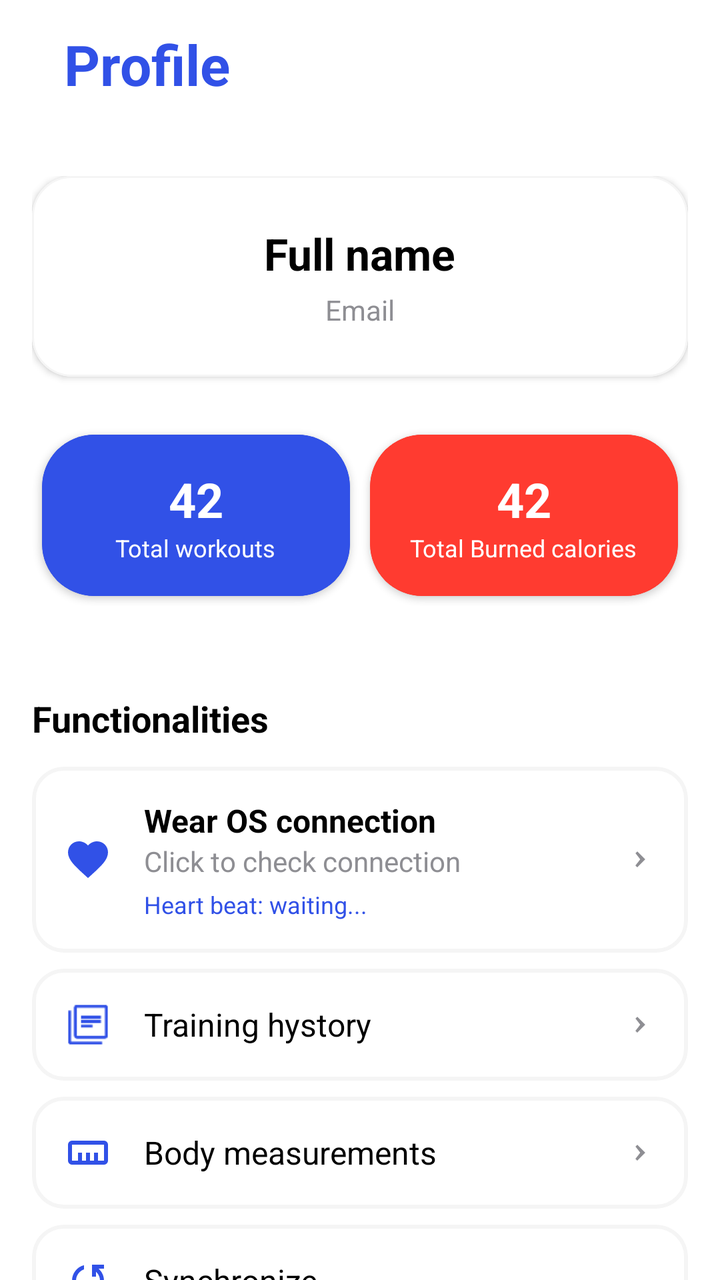
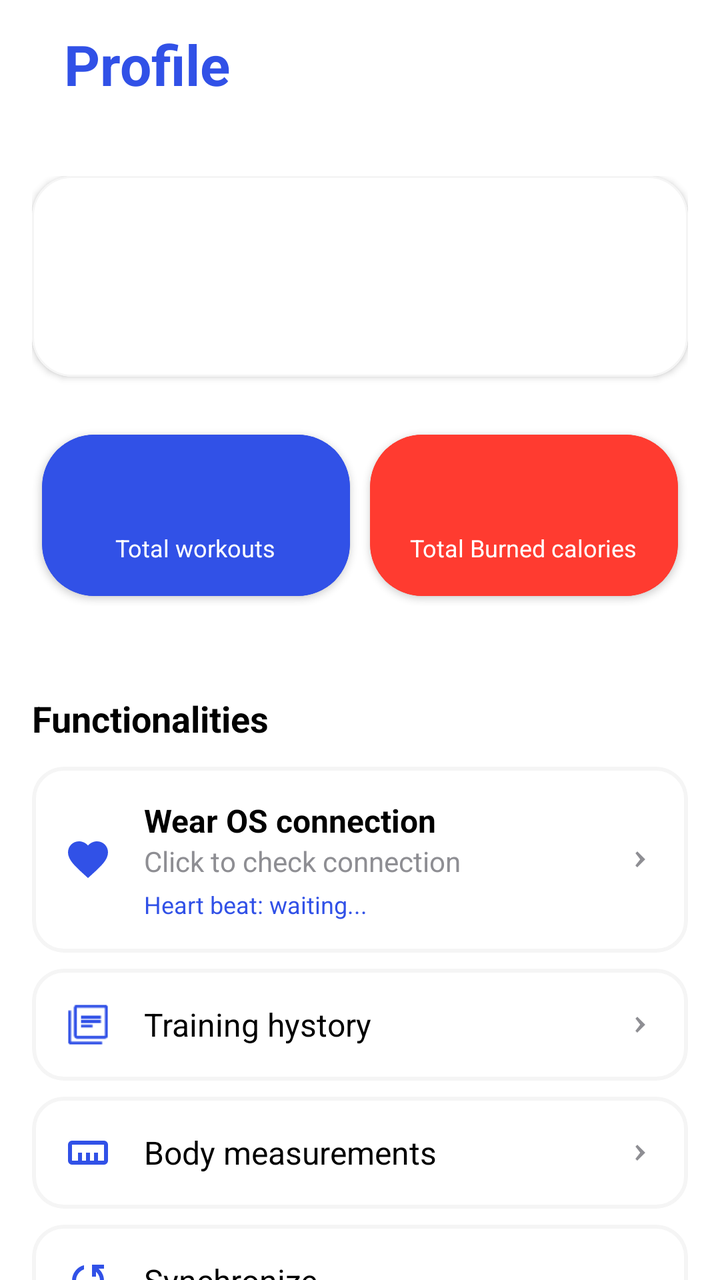

An Android layout rendered at two revisions. The XML below is the earlier revision; the diff shows what the commit changed to produce the second picture.
<!-- AndroidManifest.xml: application theme Theme.TrGym -->
<!-- res/layout/fragment_profile.xml -->
<?xml version="1.0" encoding="utf-8"?>
<androidx.coordinatorlayout.widget.CoordinatorLayout
    xmlns:android="http://schemas.android.com/apk/res/android"
    xmlns:app="http://schemas.android.com/apk/res-auto"
    xmlns:tools="http://schemas.android.com/tools"
    android:layout_width="match_parent"
    android:layout_height="match_parent"
    android:background="@color/ios_systemBackground">

    
    <com.google.android.material.appbar.MaterialToolbar
        android:id="@+id/toolbar"
        android:layout_width="match_parent"
        android:layout_height="?attr/actionBarSize"
        android:background="@color/ios_systemBackground"
        android:elevation="0dp">

        <TextView
            android:layout_width="wrap_content"
            android:layout_height="wrap_content"
            android:text="Profile"
            android:textColor="@color/primary"
            android:textSize="28sp"
            android:textStyle="bold"
            android:layout_gravity="start|center_vertical"
            android:paddingStart="16dp" />

    </com.google.android.material.appbar.MaterialToolbar>

    
    <androidx.core.widget.NestedScrollView
        android:layout_width="match_parent"
        android:layout_height="match_parent"
        android:paddingTop="?attr/actionBarSize"
        android:paddingHorizontal="16dp"
        android:paddingBottom="32dp"
        android:clipToPadding="false">

        <LinearLayout
            android:layout_width="match_parent"
            android:layout_height="wrap_content"
            android:orientation="vertical"
            android:paddingTop="24dp">

            
            <com.google.android.material.card.MaterialCardView
                android:layout_width="match_parent"
                android:layout_height="wrap_content"
                android:layout_marginBottom="24dp"
                app:cardCornerRadius="20dp"
                app:cardElevation="2dp"
                app:cardBackgroundColor="@color/white"
                app:strokeWidth="1dp"
                app:strokeColor="@color/lightGray">

                <LinearLayout
                    android:layout_width="match_parent"
                    android:layout_height="wrap_content"
                    android:orientation="vertical"
                    android:padding="24dp"
                    android:gravity="center">


                    
                    <TextView
                        android:id="@+id/textName"
                        android:layout_width="wrap_content"
                        android:layout_height="wrap_content"
                        android:text="@string/fullName"
                        android:textSize="22sp"
                        android:textStyle="bold"
                        android:textColor="@color/ios_label"
                        android:layout_marginBottom="4dp" />

                    
                    <TextView
                        android:id="@+id/UserEmail"
                        android:layout_width="wrap_content"
                        android:layout_height="wrap_content"
                        android:text="@string/email"
                        android:textSize="14sp"
                        android:textColor="@color/ios_secondaryLabel" />

                </LinearLayout>
            </com.google.android.material.card.MaterialCardView>

            
            <LinearLayout
                android:layout_width="match_parent"
                android:layout_height="wrap_content"
                android:orientation="horizontal"
                android:layout_marginBottom="24dp">

                <com.google.android.material.card.MaterialCardView
                    android:layout_width="0dp"
                    android:layout_height="wrap_content"
                    android:layout_weight="1"
                    android:layout_marginEnd="6dp"
                    app:cardCornerRadius="26dp"
                    app:cardElevation="2dp"
                    app:cardBackgroundColor="@color/primary"
                    android:layout_margin="5dp"
                    app:strokeColor="@color/primary">

                    <LinearLayout
                        android:layout_width="match_parent"
                        android:layout_height="wrap_content"
                        android:orientation="vertical"
                        android:padding="16dp"
                        android:gravity="center">

                        <TextView
                            android:id="@+id/totalWorkouts"
                            android:layout_width="wrap_content"
                            android:layout_height="wrap_content"
                            android:text="42"
                            android:textSize="24sp"
                            android:textStyle="bold"
                            android:textColor="@color/white" />

                        <TextView
                            android:layout_width="wrap_content"
                            android:layout_height="wrap_content"
                            android:text="@string/workout"
                            android:textSize="12sp"
                            android:textColor="@color/white" />

                    </LinearLayout>
                </com.google.android.material.card.MaterialCardView>


                <com.google.android.material.card.MaterialCardView
                    android:layout_width="0dp"
                    android:layout_height="wrap_content"
                    android:layout_weight="1"
                    android:layout_marginEnd="6dp"
                    app:cardCornerRadius="26dp"
                    app:cardElevation="2dp"
                    app:cardBackgroundColor="@color/error"
                    android:layout_margin="5dp"
                    app:strokeColor="@color/error">

                    <LinearLayout
                        android:layout_width="match_parent"
                        android:layout_height="wrap_content"
                        android:orientation="vertical"
                        android:padding="16dp"
                        android:gravity="center">

                        <TextView
                            android:id="@+id/totalCalories"
                            android:layout_width="wrap_content"
                            android:layout_height="wrap_content"
                            android:text="42"
                            android:textSize="24sp"
                            android:textStyle="bold"
                            android:textColor="@color/white" />

                        <TextView
                            android:layout_width="wrap_content"
                            android:layout_height="wrap_content"
                            android:text="@string/Calories"
                            android:textSize="12sp"
                            android:textColor="@color/white" />

                    </LinearLayout>
                </com.google.android.material.card.MaterialCardView>


            </LinearLayout>

            
            <TextView
                android:layout_width="match_parent"
                android:layout_height="wrap_content"
                android:text="Functionalities"
                android:textColor="@color/ios_label"
                android:layout_marginTop="20dp"
                android:textSize="18sp"
                android:textStyle="bold"
                android:layout_marginBottom="12dp" />

            
            <LinearLayout
                android:layout_width="match_parent"
                android:layout_height="wrap_content"
                android:orientation="vertical"
                android:layout_marginBottom="32dp">

                
                <com.google.android.material.card.MaterialCardView
                    android:id="@+id/cardConnectWearOS"
                    android:layout_width="match_parent"
                    android:layout_height="wrap_content"
                    android:layout_marginBottom="8dp"
                    app:cardCornerRadius="16dp"
                    app:cardBackgroundColor="@color/white"
                    app:strokeWidth="2dp"
                    app:strokeColor="@color/lightGray"
                    android:clickable="true"
                    android:focusable="true"
                    android:foreground="?attr/selectableItemBackground">

                    <LinearLayout
                        android:layout_width="match_parent"
                        android:layout_height="wrap_content"
                        android:orientation="horizontal"
                        android:padding="16dp"
                        android:gravity="center_vertical">

                        <ImageView
                            android:layout_width="24dp"
                            android:layout_height="24dp"
                            android:src="@drawable/ic_heart"
                            app:tint="@color/primary" />

                        <LinearLayout
                            android:layout_width="0dp"
                            android:layout_height="wrap_content"
                            android:layout_weight="1"
                            android:orientation="vertical"
                            android:layout_marginStart="16dp">

                            <TextView
                                android:layout_width="wrap_content"
                                android:layout_height="wrap_content"
                                android:text="Wear OS connection"
                                android:textSize="16sp"
                                android:textStyle="bold"
                                android:textColor="@color/ios_label" />

                            <TextView
                                android:id="@+id/wearOSStatus"
                                android:layout_width="wrap_content"
                                android:layout_height="wrap_content"
                                android:text="Click to check connection"
                                android:textSize="14sp"
                                android:textColor="@color/ios_secondaryLabel" />

                            <TextView
                                android:id="@+id/heartRateStatus"
                                android:layout_width="wrap_content"
                                android:layout_height="wrap_content"
                                android:text="Heart beat: waiting..."
                                android:textSize="12sp"
                                android:textColor="@color/primary"
                                android:layout_marginTop="4dp" />

                        </LinearLayout>

                        <ImageView
                            android:layout_width="16dp"
                            android:layout_height="16dp"
                            android:src="@drawable/ic_ios_back"
                            android:rotation="180"
                            app:tint="@color/ios_secondaryLabel" />

                    </LinearLayout>
                </com.google.android.material.card.MaterialCardView>


                
                <com.google.android.material.card.MaterialCardView
                    android:id="@+id/cardWorkoutHistory"
                    android:layout_width="match_parent"
                    android:layout_height="wrap_content"
                    android:layout_marginBottom="8dp"
                    app:cardCornerRadius="16dp"
                    app:cardBackgroundColor="@color/white"
                    app:strokeWidth="2dp"
                    app:strokeColor="@color/lightGray"
                    android:clickable="true"
                    android:focusable="true"
                    android:foreground="?attr/selectableItemBackground">

                    <LinearLayout
                        android:layout_width="match_parent"
                        android:layout_height="wrap_content"
                        android:orientation="horizontal"
                        android:padding="16dp"
                        android:gravity="center_vertical">

                        <ImageView
                            android:layout_width="24dp"
                            android:layout_height="24dp"
                            android:src="@drawable/ic_history"
                            app:tint="@color/primary" />

                        <TextView
                            android:layout_width="0dp"
                            android:layout_height="wrap_content"
                            android:layout_weight="1"
                            android:text="@string/TrainingHystory"
                            android:textSize="16sp"
                            android:layout_marginStart="16dp"
                            android:textColor="@color/ios_label" />

                        <ImageView
                            android:layout_width="16dp"
                            android:layout_height="16dp"
                            android:src="@drawable/ic_ios_back"
                            android:rotation="180"
                            app:tint="@color/ios_secondaryLabel" />

                    </LinearLayout>
                </com.google.android.material.card.MaterialCardView>

                
                <com.google.android.material.card.MaterialCardView
                    android:id="@+id/cardBodyMeasurements"
                    android:layout_width="match_parent"
                    android:layout_height="wrap_content"
                    android:layout_marginBottom="8dp"
                    app:cardCornerRadius="16dp"
                    app:cardBackgroundColor="@color/white"
                    app:strokeWidth="2dp"
                    app:strokeColor="@color/lightGray"
                    android:clickable="true"
                    android:focusable="true"
                    android:foreground="?attr/selectableItemBackground">

                    <LinearLayout
                        android:layout_width="match_parent"
                        android:layout_height="wrap_content"
                        android:orientation="horizontal"
                        android:padding="16dp"
                        android:gravity="center_vertical">

                        <ImageView
                            android:layout_width="24dp"
                            android:layout_height="24dp"
                            android:src="@drawable/ic_measurements"
                            android:rotation="180"
                            app:tint="@color/primary" />

                        <TextView
                            android:layout_width="0dp"
                            android:layout_height="wrap_content"
                            android:layout_weight="1"
                            android:text="@string/bodyMeasurements"
                            android:textSize="16sp"
                            android:layout_marginStart="16dp"
                            android:textColor="@color/ios_label" />

                        <ImageView
                            android:layout_width="16dp"
                            android:layout_height="16dp"
                            android:src="@drawable/ic_ios_back"
                            android:rotation="180"
                            app:tint="@color/ios_secondaryLabel" />

                    </LinearLayout>
                </com.google.android.material.card.MaterialCardView>

                
                <com.google.android.material.card.MaterialCardView
                    android:id="@+id/btnResync"
                    android:layout_width="match_parent"
                    android:layout_height="wrap_content"
                    android:layout_marginBottom="8dp"
                    app:cardCornerRadius="16dp"
                    app:cardBackgroundColor="@color/white"
                    app:strokeWidth="2dp"
                    app:strokeColor="@color/lightGray"
                    android:clickable="true"
                    android:focusable="true"
                    android:foreground="?attr/selectableItemBackground">

                    <LinearLayout
                        android:layout_width="match_parent"
                        android:layout_height="wrap_content"
                        android:orientation="horizontal"
                        android:padding="16dp"
                        android:gravity="center_vertical">

                        <ImageView
                            android:layout_width="24dp"
                            android:layout_height="24dp"
                            android:src="@drawable/ic_sync"
                            app:tint="@color/primary" />

                        <TextView
                            android:layout_width="0dp"
                            android:layout_height="wrap_content"
                            android:layout_weight="1"
                            android:text="@string/Synchronize"
                            android:textSize="16sp"
                            android:layout_marginStart="16dp"
                            android:textColor="@color/ios_label" />

                    </LinearLayout>
                </com.google.android.material.card.MaterialCardView>

                
                <com.google.android.material.card.MaterialCardView
                    android:id="@+id/cardLogout"
                    android:layout_width="match_parent"
                    android:layout_height="wrap_content"
                    app:cardCornerRadius="16dp"
                    app:cardBackgroundColor="@color/white"
                    android:layout_marginTop="50dp"
                    app:strokeWidth="2dp"
                    app:strokeColor="@color/lightGray"
                    android:clickable="true"
                    android:focusable="true"
                    android:foreground="?attr/selectableItemBackground">

                    <LinearLayout
                        android:layout_width="match_parent"
                        android:layout_height="wrap_content"
                        android:orientation="horizontal"
                        android:padding="16dp"
                        android:gravity="center_vertical">

                        <ImageView
                            android:layout_width="24dp"
                            android:layout_height="24dp"
                            android:src="@drawable/ic_logout"
                            app:tint="@android:color/holo_red_dark" />

                        <TextView
                            android:layout_width="0dp"
                            android:layout_height="wrap_content"
                            android:layout_weight="1"
                            android:text="@string/logoutBtn"
                            android:textSize="16sp"
                            android:layout_marginStart="16dp"
                            android:textColor="@android:color/holo_red_dark" />

                        <ImageView
                            android:layout_width="16dp"
                            android:layout_height="16dp"
                            app:tint="@color/ios_secondaryLabel" />

                    </LinearLayout>
                </com.google.android.material.card.MaterialCardView>

            </LinearLayout>

        </LinearLayout>

    </androidx.core.widget.NestedScrollView>

</androidx.coordinatorlayout.widget.CoordinatorLayout>
<!-- resources referenced by this layout -->
<resources>
  <color name="error">#FF3B30</color>
  <color name="ios_label">#000000</color>
  <color name="ios_secondaryLabel">#8E8E93</color>
  <color name="ios_systemBackground">#FFFFFF</color>
  <color name="lightGray">#FFF5F5F5</color>
  <color name="primary">#3151E7</color>
  <color name="white">#FFFFFFFF</color>
  <!-- drawable ic_heart (drawable) -->
  <vector xmlns:android="http://schemas.android.com/apk/res/android"
      android:width="200dp"
      android:height="200dp"
      android:viewportWidth="24"
      android:viewportHeight="24">
      <path
          android:fillColor="#E53935"
          android:pathData="M12,21.35l-1.45,-1.32C5.4,15.36 2,12.28 2,8.5
              2,5.42 4.42,3 7.5,3c1.74,0 3.41,0.81 4.5,2.09
              C13.09,3.81 14.76,3 16.5,3
              19.58,3 22,5.42 22,8.5
              c0,3.78 -3.4,6.86 -8.55,11.54L12,21.35z"/>
  </vector>
  <!-- drawable ic_ios_back (drawable) -->
  <vector xmlns:android="http://schemas.android.com/apk/res/android"
      android:width="24dp"
      android:height="24dp"
      android:viewportWidth="24"
      android:viewportHeight="24">
      <path
          android:fillColor="#007AFF"
          android:pathData="M15.41 7.41L14 6l-6 6 6 6 1.41-1.41L11.83 12z"/>
  </vector>
  <!-- drawable ic_sync (drawable) -->
  <vector xmlns:android="http://schemas.android.com/apk/res/android"
      android:width="24dp"
      android:height="24dp"
      android:viewportWidth="960"
      android:viewportHeight="960"
      android:tint="?attr/colorControlNormal">
      <path
          android:fillColor="@android:color/white"
          android:pathData="M160,800L160,720L270,720L254,706Q202,660 181,601Q160,542 160,482Q160,371 226.5,284.5Q293,198 400,170L400,254Q328,280 284,342.5Q240,405 240,482Q240,527 257,569.5Q274,612 310,648L320,658L320,560L400,560L400,800L160,800ZM560,790L560,706Q632,680 676,617.5Q720,555 720,478Q720,433 703,390.5Q686,348 650,312L640,302L640,400L560,400L560,160L800,160L800,240L690,240L706,254Q755,303 777.5,360.5Q800,418 800,478Q800,589 733.5,675.5Q667,762 560,790Z"/>
  </vector>
  <string name="Calories">Total Burned calories</string>
  <string name="Synchronize">Synchronize</string>
  <string name="TrainingHystory">Training hystory</string>
  <string name="bodyMeasurements">Body measurements</string>
  <string name="email">Email</string>
  <string name="fullName">Full name</string>
  <string name="logoutBtn">Logout</string>
  <string name="workout">Total workouts</string>
  <style name="Theme.TrGym" parent="Theme.Material3.DayNight.NoActionBar">
          <item name="android:statusBarColor">@android:color/white</item>
          <item name="android:navigationBarColor">@android:color/white</item> 
          <item name="android:windowLightStatusBar">true</item>
          <item name="android:windowLightNavigationBar">true</item>
          <item name="android:windowSoftInputMode">adjustPan</item>
  
          
      </style>
  <!-- unchanged entries left out for length: 3 -->
</resources>

<!-- the commit's change to res/layout/fragment_profile.xml (unified diff, before → after) -->
@@ -66,7 +66,6 @@
                         android:id="@+id/textName"
                         android:layout_width="wrap_content"
                         android:layout_height="wrap_content"
-                        android:text="@string/fullName"
                         android:textSize="22sp"
                         android:textStyle="bold"
                         android:textColor="@color/ios_label"
@@ -77,7 +76,6 @@
                         android:id="@+id/UserEmail"
                         android:layout_width="wrap_content"
                         android:layout_height="wrap_content"
-                        android:text="@string/email"
                         android:textSize="14sp"
                         android:textColor="@color/ios_secondaryLabel" />
 
@@ -113,7 +111,7 @@
                             android:id="@+id/totalWorkouts"
                             android:layout_width="wrap_content"
                             android:layout_height="wrap_content"
-                            android:text="42"
+
                             android:textSize="24sp"
                             android:textStyle="bold"
                             android:textColor="@color/white" />
@@ -151,7 +149,7 @@
                             android:id="@+id/totalCalories"
                             android:layout_width="wrap_content"
                             android:layout_height="wrap_content"
-                            android:text="42"
+
                             android:textSize="24sp"
                             android:textStyle="bold"
                             android:textColor="@color/white" />
<!-- resource entries referenced after the edit -->
@@ -46,8 +46,6 @@
   <string name="Synchronize">Synchronize</string>
   <string name="TrainingHystory">Training hystory</string>
   <string name="bodyMeasurements">Body measurements</string>
-  <string name="email">Email</string>
-  <string name="fullName">Full name</string>
   <string name="logoutBtn">Logout</string>
   <string name="workout">Total workouts</string>
   <style name="Theme.TrGym" parent="Theme.Material3.DayNight.NoActionBar">
